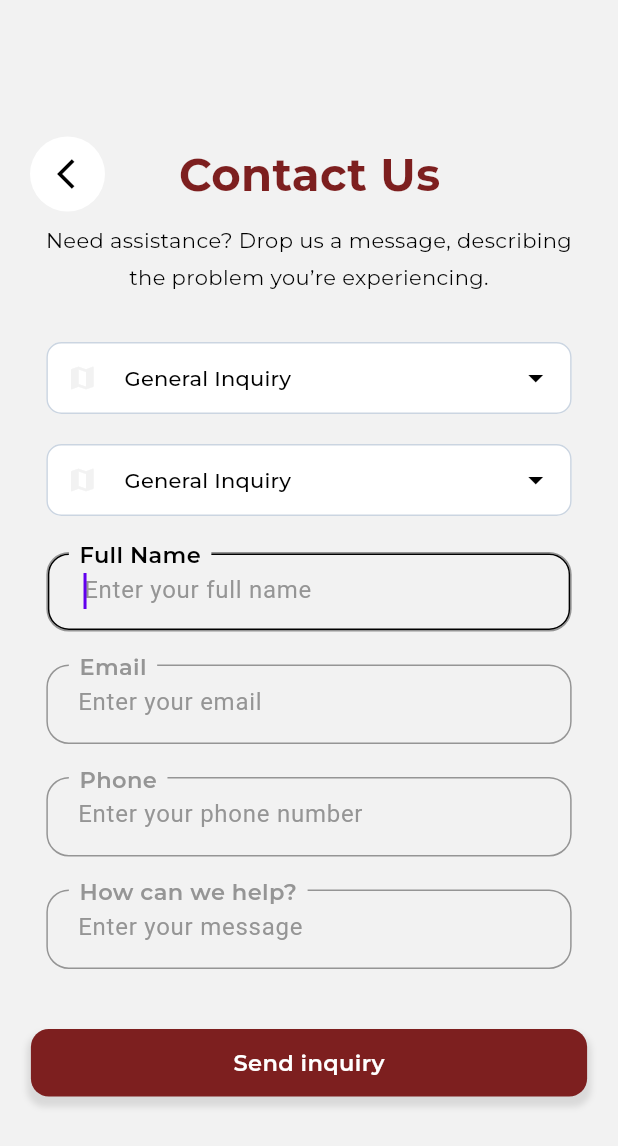
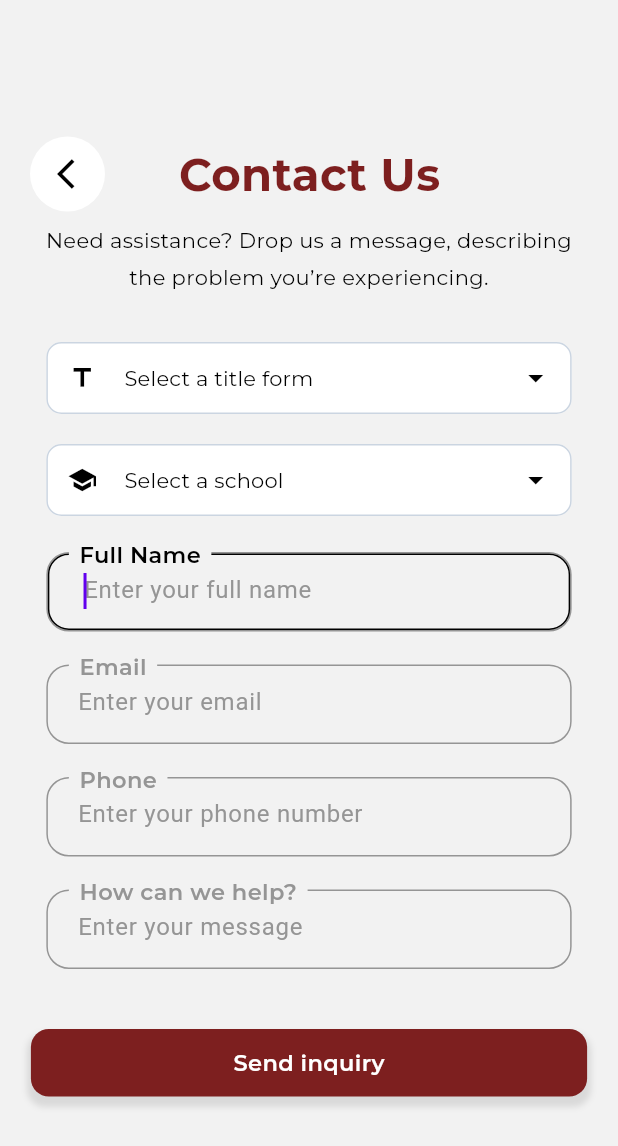
Before and after one commit to NgTrHung27/StudyAbroad_MobileApp, a Flutter app: the ContactUs screen opened by its route, on a phone screen of 412 x 824 dp. Shown: the top 1146 px of the screen. Run offline on Flutter 3.47's test engine with Material 3 defaults, Android fonts, the phone set to English and light mode, and no system bars; our stand-ins replace bloc, cached_network_image, carousel_slider, equatable, flutter_bloc, flutter_html and 5 more; missing offline and left inert: bottom_picker; accounts and stored records are empty; generated files the repository leaves out were written again; network calls fail.

Commit message:
contactUs 50% function

```diff
--- a/lib/blocs/auth_cubit_bloc/auth_state.dart
+++ b/lib/blocs/auth_cubit_bloc/auth_state.dart
@@ -1,5 +1,3 @@
-
-
 import 'package:kltn_mobile/models/country.dart';
 import 'package:kltn_mobile/models/schools.dart';
 import 'package:kltn_mobile/models/user_register.dart';
--- /dev/null
+++ b/lib/models/contact_us.dart
@@ -0,0 +1,66 @@
+import 'package:kltn_mobile/models/enum.dart';
+
+class ContactUs {
+  String name;
+  String email;
+  TitleForm? title; // Assuming TitleForm is a custom type
+  String phone;
+  String message;
+  String? schoolId;
+  String? error;
+
+  ContactUs({
+    required this.name,
+    required this.email,
+    required this.title,
+    required this.phone,
+    required this.message,
+    this.schoolId,
+    this.error,
+  });
+
+  // Phương thức fromJson
+  factory ContactUs.fromJson(Map<String, dynamic> json) {
+    return ContactUs(
+      name: json['name'],
+      email: json['email'],
+      title: json['title'] != null ? _parseTitle(json['title']) : null,
+      phone: json['phone'],
+      message: json['message'],
+      schoolId: json['schoolId'],
+    );
+  }
+
+  Map<String, dynamic> toJson() => {
+        "name": name,
+        "email": email,
+        "title": title?.toString(),
+        "phone": phone,
+        "message": message,
+        "schoolId": schoolId,
+      };
+
+  static TitleForm? _parseTitle(dynamic titleString) {
+    if (titleString is String) {
+      switch (titleString.toUpperCase()) {
+        case 'FEEDBACK':
+          return TitleForm.FEEDBACK;
+        case 'SYSTEM':
+          return TitleForm.SYSTEM;
+        case 'REFUND':
+          return TitleForm.REFUND;
+        case 'BILLING':
+          return TitleForm.BILLING;
+        case 'SUBSCRIPTION':
+          return TitleForm.SUBSCRIPTION;
+        case 'SCHOLARSHIP':
+          return TitleForm.SCHOLARSHIP;
+        case 'PROCEDURE':
+          return TitleForm.PROCEDURE;
+        default:
+          return null;
+      }
+    }
+    return null;
+  }
+}
--- a/lib/models/enum.dart
+++ b/lib/models/enum.dart
@@ -31,3 +31,13 @@ enum StudentStatus {
   AWAITING,
   APPROVED,
 }
+
+enum TitleForm {
+  FEEDBACK,
+  SYSTEM,
+  REFUND,
+  BILLING,
+  SUBSCRIPTION,
+  SCHOLARSHIP,
+  PROCEDURE
+}
--- a/lib/screens/home/contact_us.dart
+++ b/lib/screens/home/contact_us.dart
@@ -1,5 +1,6 @@
 import 'package:flutter/material.dart';
 import 'package:flutter_bloc/flutter_bloc.dart';
+import 'package:intl/intl.dart';
 import 'package:kltn_mobile/blocs/theme_setting_cubit/theme_setting_cubit.dart';
 import 'package:kltn_mobile/components/Style/montserrat.dart';
 import 'package:kltn_mobile/components/constant/color_constant.dart';
@@ -8,23 +9,41 @@ import 'package:kltn_mobile/components/functions/button.dart';
 import 'package:kltn_mobile/components/functions/dropdown.dart';
 import 'package:kltn_mobile/components/functions/textfield_title.dart';
 import 'package:kltn_mobile/components/style/backbutton.dart';
+import 'package:kltn_mobile/models/enum.dart';
+import 'package:kltn_mobile/models/schools.dart';
 import 'package:kltn_mobile/screens/home/base_lang.dart';
 import 'package:shared_preferences/shared_preferences.dart';
 
 class ContactUs extends BasePage {
   const ContactUs({super.key});
 
+  get error => null;
+
   @override
   State<ContactUs> createState() => _ContactUsState();
 }
 
 class _ContactUsState extends BasePageState<ContactUs> {
+  //Declare
   String email = '', fullName = '', phone = '', message = '';
+  Schools? selectedSchoolObject;
+  String? selectedSchool;
+  TitleForm? valueTitleForm;
 
+  //Declare API School
+  List<Schools> lstschools = [];
+  String? errorTitleMessage;
+
+  //Declare controller
   final emailController = TextEditingController();
   final fullNameController = TextEditingController();
   final phoneController = TextEditingController();
   final messageController = TextEditingController();
+  final titleFormController = DropdownButtonFormField;
+  final schoolController = DropdownButtonFormField;
+
+  //------------
+  //darkmode
 
   bool isChangeColor = false;
   @override
@@ -43,6 +62,76 @@ class _ContactUsState extends BasePageState<ContactUs> {
     context.read<ThemeSettingCubit>().toggleTheme();
     setState(() {
       isChangeColor = !isChangeColor;
+    });
+  }
+
+  //------
+  //Declare
+  void titleValueChanged(TitleForm? newValueTitle) {
+    setState(() {
+      print("TitleForm: $newValueTitle");
+      if (newValueTitle != null) {
+        valueTitleForm = newValueTitle;
+        print("titleform: $valueTitleForm");
+      }
+    });
+  }
+
+  String getTitleFormLabel(BuildContext context, TitleForm titleForm) {
+    switch (titleForm) {
+      case TitleForm.BILLING:
+        return Intl.message(
+          'Billing',
+          name: 'Billing',
+          locale: Localizations.localeOf(context).languageCode,
+        );
+      case TitleForm.FEEDBACK:
+        return Intl.message(
+          'Feedback',
+          name: 'Feedback',
+          locale: Localizations.localeOf(context).languageCode,
+        );
+      case TitleForm.PROCEDURE:
+        return Intl.message(
+          'Procedure',
+          name: 'Procedure',
+          locale: Localizations.localeOf(context).languageCode,
+        );
+      case TitleForm.REFUND:
+        return Intl.message(
+          'Refund',
+          name: 'Refund',
+          locale: Localizations.localeOf(context).languageCode,
+        );
+      case TitleForm.SCHOLARSHIP:
+        return Intl.message(
+          'Scholarship',
+          name: 'Scholarship',
+          locale: Localizations.localeOf(context).languageCode,
+        );
+      case TitleForm.SUBSCRIPTION:
+        return Intl.message(
+          'Subscription',
+          name: 'Subscription',
+          locale: Localizations.localeOf(context).languageCode,
+        );
+      case TitleForm.SYSTEM:
+        return Intl.message(
+          'System',
+          name: 'System',
+          locale: Localizations.localeOf(context).languageCode,
+        );
+      default:
+        return '';
+    }
+  }
+
+  void schoolChange(Schools? school) {
+    setState(() {
+      if (school != null) {
+        selectedSchoolObject = school;
+        selectedSchool = school.name;
+      }
     });
   }
 
@@ -85,39 +174,55 @@ class _ContactUsState extends BasePageState<ContactUs> {
                 fontWeight: FontWeight.w400,
               ),
               const SizedBox(height: 30),
+              //TitleForm
               SizedBox(
                 width: screenWidth * 0.85,
                 height: 60,
-                child: DropdownCustom(
-                  items: ['General Inquiry', 'Technical Support', 'Feedback'],
-                  selectedItem: 'General Inquiry',
-                  hintText: 'Select a title',
-                  onChanged: (value) {
-                    // Your onChanged logic here
+                child: DropdownCustom<TitleForm>(
+                  icon: Icons.title,
+                  items: TitleForm.values,
+                  selectedItem: valueTitleForm,
+                  hintText: 'Select a title form',
+                  onChanged: (TitleForm? newValueTitle) {
+                    if (newValueTitle != null) {
+                      setState(() {
+                        errorTitleMessage;
+                      });
+                    } else {
+                      setState(() {
+                        errorTitleMessage = null;
+                      });
+                    }
+                    setState(() {
+                      titleValueChanged(newValueTitle);
+                      print(valueTitleForm);
+                    });
                   },
-                  itemLabel: (value) => value,
-                  isExpanded: true,
-                  icon: null,
-                  color: AppColor.scafflodBgColor,
+                  itemLabel: (TitleForm title) =>
+                      getTitleFormLabel(context, title),
+                  isExpanded: false,
                 ),
               ),
               const SizedBox(height: 8),
               SizedBox(
-                width: screenWidth * 0.85,
-                height: 60,
-                child: DropdownCustom(
-                  items: ['General Inquiry', 'Technical Support', 'Feedback'],
-                  selectedItem: 'General Inquiry',
-                  hintText: 'Select a school',
-                  onChanged: (value) {
-                    // Your onChanged logic here
-                  },
-                  itemLabel: (value) => value,
-                  isExpanded: true,
-                  icon: null,
-                  color: AppColor.scafflodBgColor,
-                ),
-              ),
+                  width: screenWidth * 0.85,
+                  height: 60,
+                  child: DropdownCustom<Schools>(
+                    icon: Icons.school,
+                    items: lstschools,
+                    selectedItem: selectedSchool == null
+                        ? null
+                        : lstschools.firstWhere(
+                            (element) => element.name == selectedSchool),
+                    onChanged: (Schools? newValueSchool) {
+                      setState(() {
+                        schoolChange(newValueSchool);
+                      });
+                    },
+                    itemLabel: (Schools school) => school.name,
+                    hintText: 'Select a school',
+                    isExpanded: true,
+                  )),
               TextFieldTitle(
                 title: 'Full Name',
                 controller: fullNameController,
--- a/pubspec.yaml
+++ b/pubspec.yaml
@@ -47,7 +47,7 @@ dependencies:
   line_icons: ^2.0.3
   bottom_picker: ^2.7.0
   bloc: ^8.1.4
-  meta: ^1.12.0
+  meta: ^1.11.0
   carousel_slider: ^4.2.1
   shimmer: ^3.0.0
   equatable: ^2.0.5
```
Also changed, not shown: lib/blocs/contact_us_bloc/contact_state.dart (added, +34 -0 lines), lib/blocs/contact_us_bloc/contactus_cubit.dart (added, +51 -0 lines), lib/blocs/repository/repository.dart (+49 -0 lines), pubspec.lock.
